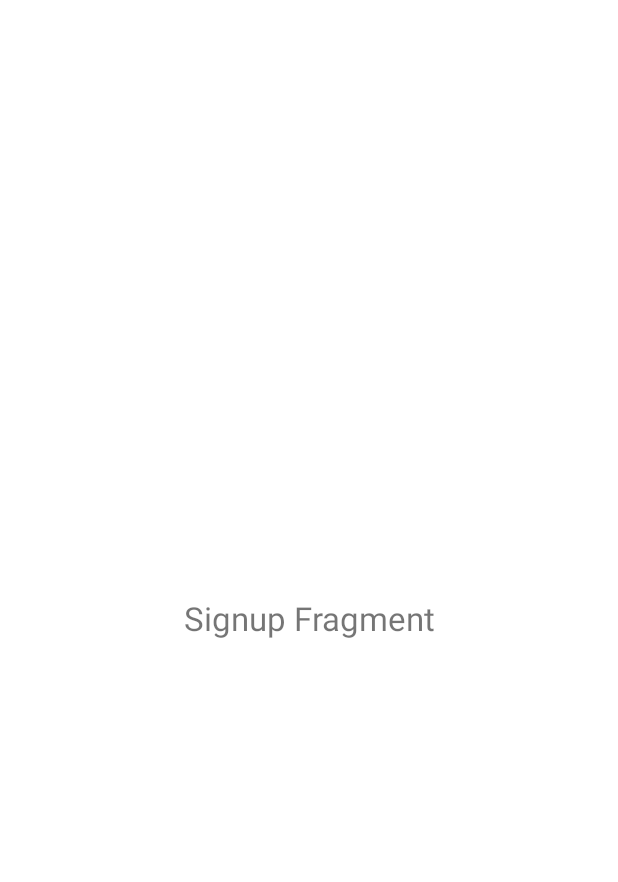
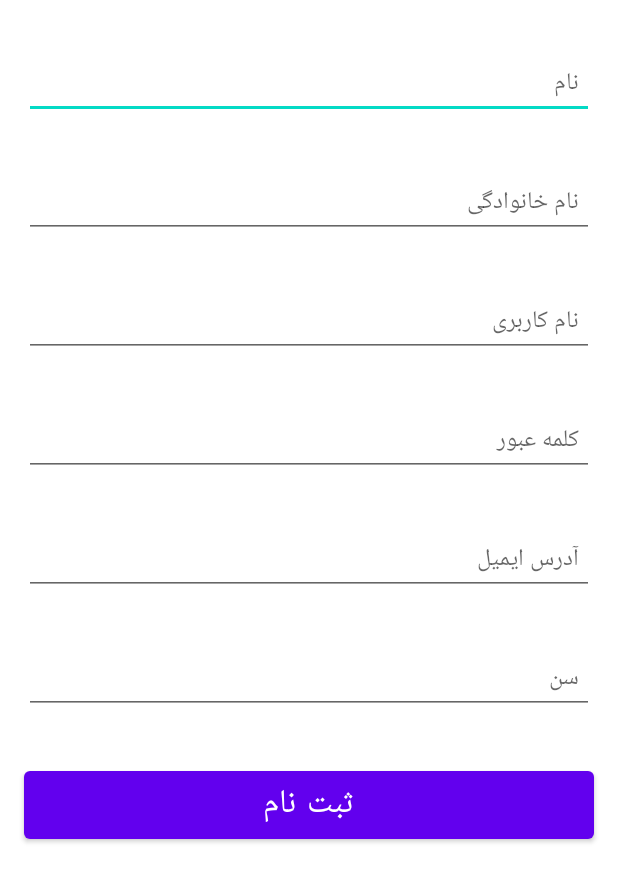
Before and after one commit to hoomanhooshyar/First_days-Kotlin, an Android app: the layout fragment_signup.xml on its own in the app's theme, with its tools: preview values and no code run, on a phone screen of 412 x 824 dp. Shown: the top 882 px of the screen. Run offline under Robolectric (Android 15) with nearby library versions, the phone set to English and light mode, and no system bars.

Commit message:
Create Signup fragment XML

```diff
--- a/app/src/main/res/layout/fragment_login.xml
+++ b/app/src/main/res/layout/fragment_login.xml
@@ -30,7 +30,7 @@
                 android:layout_width="match_parent"
                 android:layout_height="wrap_content"
                 app:layout_constraintTop_toBottomOf="@id/edt_loginFragment_username"
-                android:layout_marginTop="@dimen/margin_base_views_big"
+                android:layout_marginTop="@dimen/margin_left_right_base_views_big"
                 android:layout_marginStart="@dimen/margin_base_views_normal"
                 android:layout_marginEnd="@dimen/margin_base_views_normal"
                 android:hint="@string/password"
@@ -44,7 +44,7 @@
                 app:layout_constraintTop_toBottomOf="@id/edt_loginFragment_password"
                 app:layout_constraintEnd_toEndOf="parent"
                 app:layout_constraintBottom_toBottomOf="parent"
-                android:layout_margin="@dimen/margin_base_views_big"/>
+                android:layout_margin="@dimen/margin_left_right_base_views_big"/>
             <Button
                 android:id="@+id/btn_loginFragment_register"
                 android:layout_width="wrap_content"
@@ -54,7 +54,7 @@
                 app:layout_constraintBottom_toBottomOf="parent"
                 app:layout_constraintStart_toStartOf="parent"
                 app:layout_constraintTop_toBottomOf="@id/edt_loginFragment_password"
-                android:layout_margin="@dimen/margin_base_views_big"/>
+                android:layout_margin="@dimen/margin_left_right_base_views_big"/>
         </androidx.constraintlayout.widget.ConstraintLayout>
     </androidx.cardview.widget.CardView>
 </androidx.constraintlayout.widget.ConstraintLayout>
--- a/app/src/main/res/layout/fragment_signup.xml
+++ b/app/src/main/res/layout/fragment_signup.xml
@@ -1,19 +1,103 @@
 <?xml version="1.0" encoding="utf-8"?>
 <androidx.constraintlayout.widget.ConstraintLayout xmlns:android="http://schemas.android.com/apk/res/android"
+    xmlns:app="http://schemas.android.com/apk/res-auto"
     xmlns:tools="http://schemas.android.com/tools"
     android:layout_width="match_parent"
     android:layout_height="match_parent"
-    xmlns:app="http://schemas.android.com/apk/res-auto"
     tools:context=".signup.SignupFragment">
 
-    <TextView
-        android:layout_width="wrap_content"
+    <EditText
+        android:id="@+id/edt_signupFragment_name"
+        android:layout_width="match_parent"
         android:layout_height="wrap_content"
-        app:layout_constraintTop_toTopOf="parent"
-        app:layout_constraintBottom_toBottomOf="parent"
-        app:layout_constraintEnd_toEndOf="parent"
-        app:layout_constraintStart_toStartOf="parent"
-        android:text="Signup Fragment"
-        android:textSize="22sp"/>
+        android:layout_marginStart="@dimen/margin_left_right_base_views_big"
+        android:layout_marginTop="@dimen/margin_top_base_views_big"
+        android:layout_marginEnd="@dimen/margin_left_right_base_views_big"
+        android:autofillHints="@string/name"
+        android:hint="@string/name"
+        android:inputType="text"
+        android:padding="@dimen/padding_editText_normal"
+        android:textSize="@dimen/small_text_size"
+        app:layout_constraintTop_toTopOf="parent" />
 
+    <EditText
+        android:id="@+id/edt_signupFragment_family"
+        android:layout_width="match_parent"
+        android:layout_height="wrap_content"
+        android:layout_marginStart="@dimen/margin_left_right_base_views_big"
+        android:layout_marginTop="@dimen/margin_top_base_views_big"
+        android:layout_marginEnd="@dimen/margin_left_right_base_views_big"
+        android:autofillHints="@string/family"
+        android:hint="@string/family"
+        android:inputType="text"
+        android:padding="@dimen/padding_editText_normal"
+        android:textSize="@dimen/small_text_size"
+        app:layout_constraintTop_toBottomOf="@id/edt_signupFragment_name" />
+
+    <EditText
+        android:id="@+id/edt_signupFragment_username"
+        android:layout_width="match_parent"
+        android:layout_height="wrap_content"
+        android:layout_marginStart="@dimen/margin_left_right_base_views_big"
+        android:layout_marginTop="@dimen/margin_top_base_views_big"
+        android:layout_marginEnd="@dimen/margin_left_right_base_views_big"
+        android:autofillHints="@string/username"
+        android:hint="@string/username"
+        android:inputType="text"
+        android:padding="@dimen/padding_editText_normal"
+        android:textSize="@dimen/small_text_size"
+        app:layout_constraintTop_toBottomOf="@id/edt_signupFragment_family" />
+
+    <EditText
+        android:id="@+id/edt_signupFragment_password"
+        android:layout_width="match_parent"
+        android:layout_height="wrap_content"
+        android:layout_marginStart="@dimen/margin_left_right_base_views_big"
+        android:layout_marginTop="@dimen/margin_top_base_views_big"
+        android:layout_marginEnd="@dimen/margin_left_right_base_views_big"
+        android:autofillHints="@string/password"
+        android:gravity="end"
+        android:hint="@string/password"
+        android:inputType="textPassword"
+        android:padding="@dimen/padding_editText_normal"
+        android:textSize="@dimen/small_text_size"
+        app:layout_constraintTop_toBottomOf="@id/edt_signupFragment_username" />
+    <EditText
+        android:id="@+id/edt_signupFragment_email"
+        android:layout_width="match_parent"
+        android:layout_height="wrap_content"
+        android:layout_marginStart="@dimen/margin_left_right_base_views_big"
+        android:layout_marginTop="@dimen/margin_top_base_views_big"
+        android:layout_marginEnd="@dimen/margin_left_right_base_views_big"
+        android:autofillHints="@string/email"
+        android:gravity="start"
+        android:hint="@string/email"
+        android:inputType="textEmailAddress"
+        android:padding="@dimen/padding_editText_normal"
+        android:textSize="@dimen/small_text_size"
+        app:layout_constraintTop_toBottomOf="@id/edt_signupFragment_password" />
+    <EditText
+        android:id="@+id/edt_signupFragment_age"
+        android:layout_width="match_parent"
+        android:layout_height="wrap_content"
+        android:layout_marginStart="@dimen/margin_left_right_base_views_big"
+        android:layout_marginTop="@dimen/margin_top_base_views_big"
+        android:layout_marginEnd="@dimen/margin_left_right_base_views_big"
+        android:autofillHints="@string/age"
+        android:gravity="start"
+        android:hint="@string/age"
+        android:inputType="number"
+        android:padding="@dimen/padding_editText_normal"
+        android:textSize="@dimen/small_text_size"
+        app:layout_constraintTop_toBottomOf="@id/edt_signupFragment_email" />
+    <Button
+        android:id="@+id/btn_signupFragment_register"
+        android:layout_width="match_parent"
+        android:layout_height="wrap_content"
+        app:layout_constraintTop_toBottomOf="@id/edt_signupFragment_age"
+        android:layout_marginTop="@dimen/margin_top_base_views_big"
+        android:layout_marginStart="@dimen/margin_left_right_base_views_big"
+        android:layout_marginEnd="@dimen/margin_left_right_base_views_big"
+        android:text="@string/register"
+        android:textSize="@dimen/regular_text_size"/>
 </androidx.constraintlayout.widget.ConstraintLayout>
--- a/app/src/main/res/values/dimens.xml
+++ b/app/src/main/res/values/dimens.xml
@@ -3,7 +3,7 @@
     <dimen name="margin_top_base_views_big">32dp</dimen>
     <dimen name="margin_top_base_views_normal">16dp</dimen>
     <dimen name="margin_base_views_normal">8dp</dimen>
-    <dimen name="margin_base_views_big">16dp</dimen>
+    <dimen name="margin_left_right_base_views_big">16dp</dimen>
     <dimen name="bottom_navigation_icon_size">24dp</dimen>
     <dimen name="card_view_radius">10dp</dimen>
     <dimen name="circle_image_size">100dp</dimen>
--- a/app/src/main/res/values/strings.xml
+++ b/app/src/main/res/values/strings.xml
@@ -12,7 +12,12 @@
     <string name="password">کلمه عبور</string>
     <string name="enter">ورود</string>
     <string name="register">ثبت نام</string>
-
+    <string name="name">نام</string>
+    <string name="family">نام خانوادگی</string>
+    <string name="phone">تلفن</string>
+    <string name="mobile">شماره همراه</string>
+    <string name="email">آدرس ایمیل</string>
+    <string name="age">سن</string>
     <!--************************************Error Strings****************************************-->
     <string name="connection_fail">مشکل در برقراری سرور</string>
     <string name="invalid_username_password">نام کاربری یا کلمه عبور اشتباه است</string>
```
